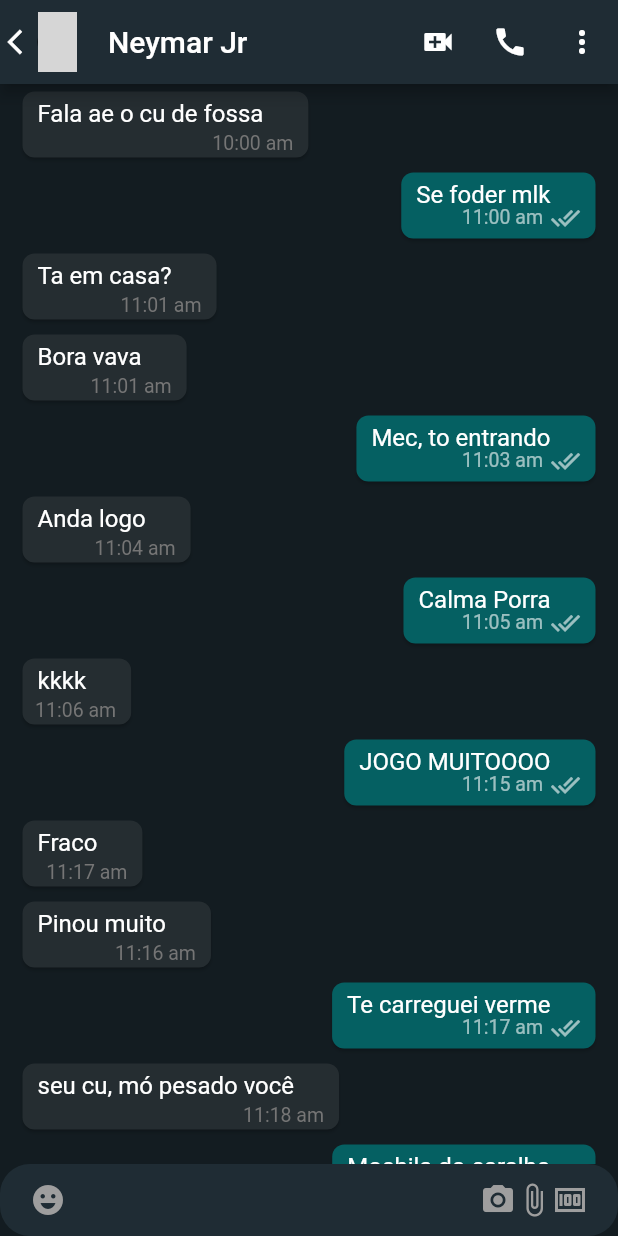
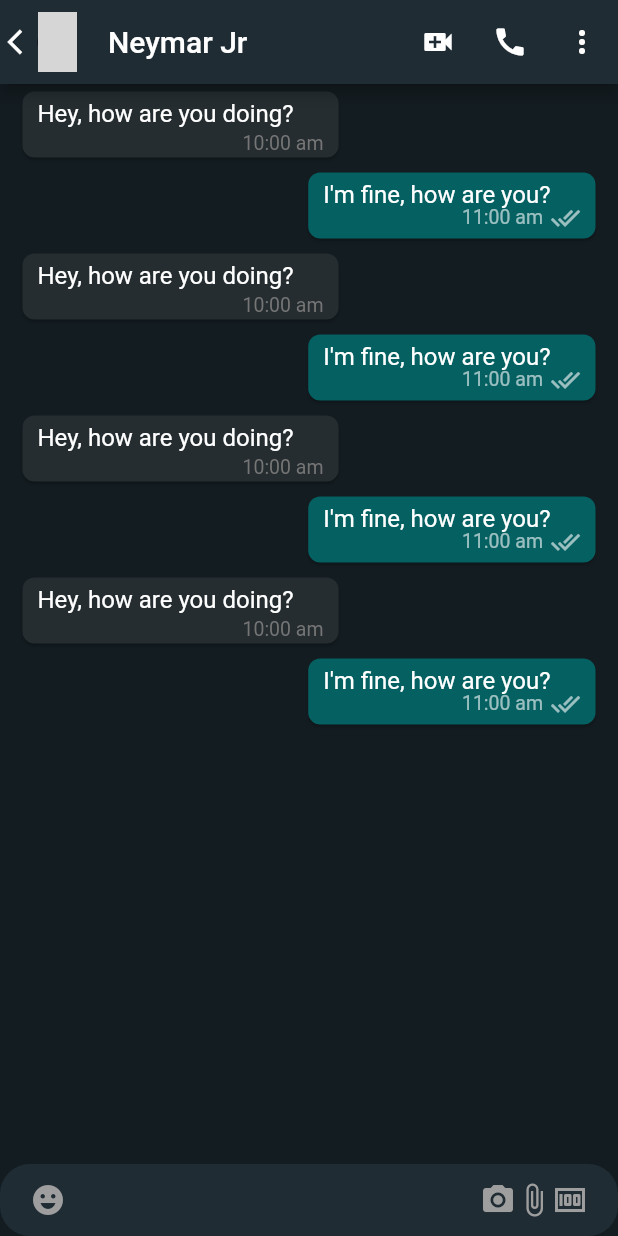
Before and after one commit to Maltinhoo/WhatsApp-Clone, a Flutter app: the MobileChat screen opened directly with sample values from the repository, on a phone screen of 412 x 824 dp. Run offline on Flutter 3.47's test engine with Material 2 defaults, Android fonts, the phone set to English and light mode, and no system bars; our stand-ins replace auto_size_text, firebase_core; accounts and stored records are empty; network calls fail; grey boxes are pictures that could not be loaded.

```diff
--- a/lib/shared/data/data.dart
+++ b/lib/shared/data/data.dart
@@ -12,7 +12,7 @@ class Data {
     ),
     Info(
       name: 'Vini Malvadeza',
-      message: 'kkkk para de resenha',
+      message: 'kkkk',
       time: '9:25 pm',
       profilePic:
           'https://assets.goal.com/v3/assets/bltcc7a7ffd2fbf71f5/bltf5785763e9d42397/616f42efc32cb610f00e867a/e685bc458674ac6e96e12fb8e57c84170713a4de.jpg',
@@ -35,8 +35,7 @@ class Data {
       name: 'Ex',
       message: 'Me atende..',
       time: '6:06 pm',
-      profilePic:
-          'https://pbs.twimg.com/profile_images/1419974913260232732/Cy_CUavB.jpg',
+      profilePic: '',
     ),
     Info(
       name: 'Mr Beast',
@@ -57,78 +56,108 @@ class Data {
   static List<Message> messages = [
     Message(
       isMe: false,
-      text: "Fala ae o cu de fossa",
+      text: "Hey, how are you doing?",
       time: "10:00 am",
     ),
     Message(
       isMe: true,
-      text: "Se foder mlk",
+      text: "I'm fine, how are you?",
       time: "11:00 am",
     ),
     Message(
       isMe: false,
-      text: "Ta em casa?",
-      time: "11:01 am",
+      text: "Hey, how are you doing?",
+      time: "10:00 am",
+    ),
+    Message(
+      isMe: true,
+      text: "I'm fine, how are you?",
+      time: "11:00 am",
     ),
     Message(
       isMe: false,
-      text: "Bora vava",
-      time: "11:01 am",
+      text: "Hey, how are you doing?",
+      time: "10:00 am",
     ),
     Message(
       isMe: true,
-      text: "Mec, to entrando",
-      time: "11:03 am",
+      text: "I'm fine, how are you?",
+      time: "11:00 am",
     ),
     Message(
       isMe: false,
-      text: "Anda logo",
-      time: "11:04 am",
+      text: "Hey, how are you doing?",
+      time: "10:00 am",
     ),
     Message(
       isMe: true,
-      text: "Calma Porra",
-      time: "11:05 am",
+      text: "I'm fine, how are you?",
+      time: "11:00 am",
     ),
-    Message(
-      isMe: false,
-      text: "kkkk",
-      time: "11:06 am",
-    ),
-    Message(
-      isMe: true,
-      text: "JOGO MUITOOOO",
-      time: "11:15 am",
-    ),
-    Message(
-      isMe: false,
-      text: "Fraco",
-      time: "11:17 am",
-    ),
-    Message(
-      isMe: false,
-      text: "Pinou muito",
-      time: "11:16 am",
-    ),
-    Message(
-      isMe: true,
-      text: "Te carreguei verme",
-      time: "11:17 am",
-    ),
-    Message(
-      isMe: false,
-      text: "seu cu, mó pesado você",
-      time: "11:18 am",
-    ),
-    Message(
-      isMe: true,
-      text: "Mochila do caralho",
-      time: "11:19 am",
-    ),
-    Message(
-      isMe: false,
-      text: "Tua mãe aquela gorda",
-      time: "11:20 am",
-    ),
+    // Message(
+    //   isMe: false,
+    //   text: "Ta em casa?",
+    //   time: "11:01 am",
+    // ),
+    // Message(
+    //   isMe: false,
+    //   text: "Bora vava",
+    //   time: "11:01 am",
+    // ),
+    // Message(
+    //   isMe: true,
+    //   text: "Mec, to entrando",
+    //   time: "11:03 am",
+    // ),
+    // Message(
+    //   isMe: false,
+    //   text: "Anda logo",
+    //   time: "11:04 am",
+    // ),
+    // Message(
+    //   isMe: true,
+    //   text: "Calma Porra",
+    //   time: "11:05 am",
+    // ),
+    // Message(
+    //   isMe: false,
+    //   text: "kkkk",
+    //   time: "11:06 am",
+    // ),
+    // Message(
+    //   isMe: true,
+    //   text: "JOGO MUITOOOO",
+    //   time: "11:15 am",
+    // ),
+    // Message(
+    //   isMe: false,
+    //   text: "Fraco",
+    //   time: "11:17 am",
+    // ),
+    // Message(
+    //   isMe: false,
+    //   text: "Pinou muito",
+    //   time: "11:16 am",
+    // ),
+    // Message(
+    //   isMe: true,
+    //   text: "Te carreguei verme",
+    //   time: "11:17 am",
+    // ),
+    // Message(
+    //   isMe: false,
+    //   text: "seu cu, mó pesado você",
+    //   time: "11:18 am",
+    // ),
+    // Message(
+    //   isMe: true,
+    //   text: "Mochila do caralho",
+    //   time: "11:19 am",
+    // ),
+    // Message(
+    //   isMe: false,
+    //   text: "Tua mãe aquela gorda",
+    //   time: "11:20 am",
+    // ),
   ];
 }
--- a/lib/shared/widgets/web_chat_appbar.dart
+++ b/lib/shared/widgets/web_chat_appbar.dart
@@ -27,7 +27,7 @@ class ChatAppBar extends StatelessWidget {
                 width: MediaQuery.of(context).size.width * 0.01,
               ),
               const Text(
-                'Rivaan Ranawat',
+                'Elon Musk',
                 style: TextStyle(
                   fontSize: 18,
                 ),
--- a/lib/utils/custom_colors.dart
+++ b/lib/utils/custom_colors.dart
@@ -12,4 +12,6 @@ class CustomColors {
   static const dividerColor = Color.fromRGBO(37, 45, 50, 1);
   static const chatBarMessage = Color.fromRGBO(30, 36, 40, 1);
   static const mobileChatBoxColor = Color.fromRGBO(31, 44, 52, 1);
+  static const greyColor = Colors.grey;
+  static const blackColor = Colors.black;
 }
```
Also changed, not shown: lib/main.dart (+7 -5 lines), lib/pages/landing/landing_page.dart (added, +54 -0 lines), lib/shared/widgets/custom_button.dart (added, +34 -0 lines), lib/shared/widgets/custom_text.dart (added, +117 -0 lines), pubspec.yaml (+7 -1 lines), assets/whatsapp_bg.png (added), lib/firebase_options.dart (added), pubspec.lock, 8 other files.
